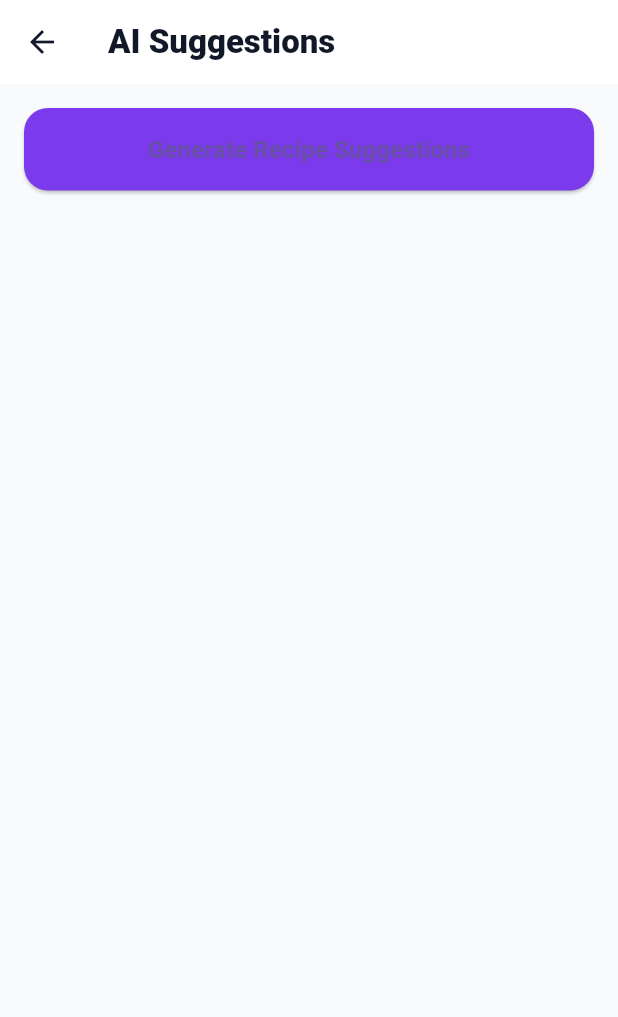
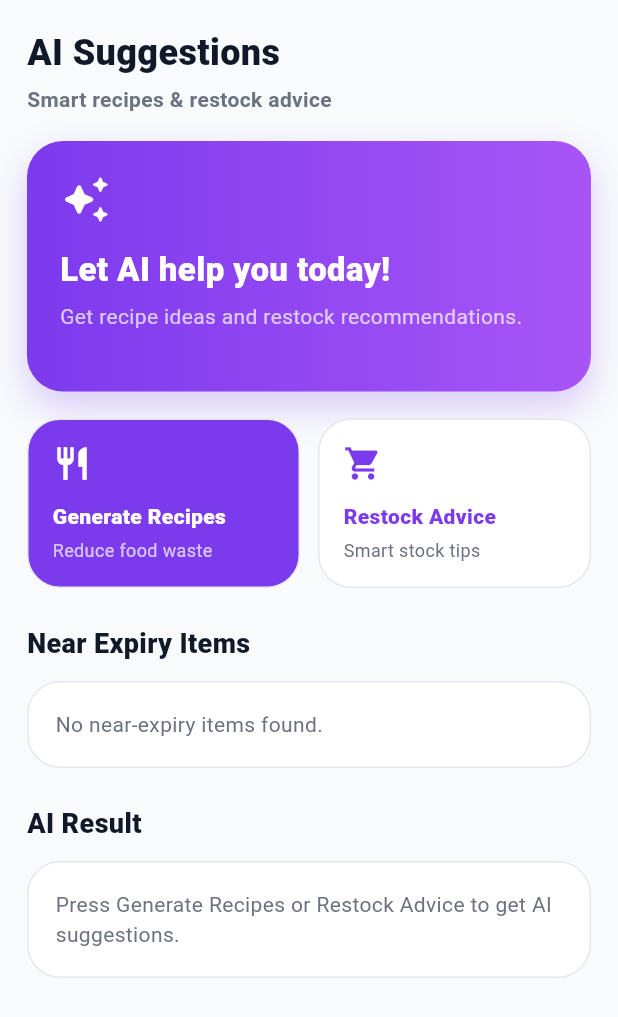
Before and after one commit to maple099/velora, a Flutter app: the SuggestionsPage screen opened by its route, on a phone screen of 412 x 824 dp. Shown: the top 1017 px of the screen. Run offline on Flutter 3.47's test engine with Material 3 defaults, Android fonts, the light colour scheme and no system bars; our stand-ins replace cloud_firestore, firebase_core, google_generative_ai; accounts and stored records are empty; Roboto replaces fonts that are missing (Poppins).

Commit message:
Velora Part 10 - Gemini integrated + Suggestions UI + fix overflow

```diff
--- a/lib/screens/suggestions/suggestions_page.dart
+++ b/lib/screens/suggestions/suggestions_page.dart
@@ -1,8 +1,16 @@
 import 'package:flutter/material.dart';
 import 'package:cloud_firestore/cloud_firestore.dart';
 
+import '../../logic/gemini_service.dart';
 import '../../models/inventory_item.dart';
-import '../../logic/gemini_service.dart';
+
+// ✅ FIXED IMPORT PATH (widgets not widget)
+import '../../widgets/suggestions/action_card.dart';
+import '../../widgets/suggestions/empty_card.dart';
+import '../../widgets/suggestions/header_card.dart';
+import '../../widgets/suggestions/loading_card.dart';
+import '../../widgets/suggestions/near_expiry_card.dart';
+import '../../widgets/suggestions/result_cards.dart';
 
 class SuggestionsPage extends StatefulWidget {
   const SuggestionsPage({super.key});
@@ -17,8 +25,8 @@ class _SuggestionsPageState extends State<SuggestionsPage> {
   bool _isLoading = false;
   String _resultText = '';
 
-  /// 🔥 CALL GEMINI
-  Future<void> _generateSuggestions(List<InventoryItem> items) async {
+  /// 🔥 GENERATE RECIPES
+  Future<void> _generateRecipes(List<InventoryItem> items) async {
     setState(() {
       _isLoading = true;
       _resultText = '';
@@ -32,7 +40,22 @@ class _SuggestionsPageState extends State<SuggestionsPage> {
     });
   }
 
-  /// 🔥 FIXED CONVERT FUNCTION (NO ERROR)
+  /// 🔥 GENERATE RESTOCK
+  Future<void> _generateRestock(List<InventoryItem> items) async {
+    setState(() {
+      _isLoading = true;
+      _resultText = '';
+    });
+
+    final result = await _gemini.generateRestockRecommendations(items);
+
+    setState(() {
+      _resultText = result;
+      _isLoading = false;
+    });
+  }
+
+  /// 🔥 CONVERT FIRESTORE → MODEL
   List<InventoryItem> _convertDocs(List<QueryDocumentSnapshot> docs) {
     return docs.map((doc) {
       final data = doc.data() as Map<String, dynamic>;
@@ -42,9 +65,9 @@ class _SuggestionsPageState extends State<SuggestionsPage> {
         name: data['name'] ?? '',
         category: data['category'] ?? '',
         quantity: data['quantity'] ?? 0,
-        expiryDate: (data['expiryDate'] as Timestamp).toDate(),
-
-        // ✅ FIX HERE
+        expiryDate: data['expiryDate'] is Timestamp
+            ? (data['expiryDate'] as Timestamp).toDate()
+            : DateTime.now(),
         imageUrl: data['imageUrl'] ?? '',
         createdAt: data['createdAt'] is Timestamp
             ? (data['createdAt'] as Timestamp).toDate()
@@ -53,97 +76,198 @@ class _SuggestionsPageState extends State<SuggestionsPage> {
     }).toList();
   }
 
+  /// 🔥 NEAR EXPIRY FILTER
+  List<InventoryItem> _nearExpiryItems(List<InventoryItem> items) {
+    final now = DateTime.now();
+
+    final filtered = items.where((item) {
+      final daysLeft = item.expiryDate.difference(now).inDays;
+      return daysLeft <= 7;
+    }).toList();
+
+    filtered.sort((a, b) => a.expiryDate.compareTo(b.expiryDate));
+    return filtered.take(4).toList();
+  }
+
+  /// 🔥 PARSE GEMINI TEXT → CARDS
+  List<Map<String, String>> _parseRecipes(String text) {
+    final recipes = <Map<String, String>>[];
+    final parts = text.split('###');
+
+    for (final part in parts) {
+      final clean = part.trim();
+      if (clean.isEmpty) continue;
+
+      final lines = clean.split('\n');
+
+      recipes.add({
+        'title': lines.first.trim(),
+        'content': lines.skip(1).join('\n').trim(),
+      });
+    }
+
+    if (recipes.isEmpty && text.trim().isNotEmpty) {
+      recipes.add({'title': 'AI Suggestion', 'content': text});
+    }
+
+    return recipes;
+  }
+
+  /// 🔥 DAYS LEFT TEXT
+  String _daysLeftText(DateTime expiryDate) {
+    final days = expiryDate.difference(DateTime.now()).inDays;
+
+    if (days < 0) return 'Expired';
+    if (days == 0) return 'Expires today';
+    if (days == 1) return 'Expires tomorrow';
+    return 'Expires in $days days';
+  }
+
   @override
   Widget build(BuildContext context) {
     return Scaffold(
       backgroundColor: const Color(0xFFF8FAFC),
 
-      /// APPBAR
-      appBar: AppBar(
-        backgroundColor: Colors.white,
-        elevation: 0,
-        title: const Text(
-          'AI Suggestions',
-          style: TextStyle(
-            color: Color(0xFF111827),
-            fontWeight: FontWeight.w800,
-          ),
-        ),
-        iconTheme: const IconThemeData(color: Color(0xFF111827)),
-      ),
-
-      /// BODY
-      body: StreamBuilder<QuerySnapshot>(
-        stream: FirebaseFirestore.instance.collection('inventory').snapshots(),
+      body: SafeArea(
+        child: StreamBuilder<QuerySnapshot>(
+          stream: FirebaseFirestore.instance
+              .collection('inventory')
+              .snapshots(),
           builder: (context, snapshot) {
             if (!snapshot.hasData) {
               return const Center(child: CircularProgressIndicator());
             }
 
             final items = _convertDocs(snapshot.data!.docs);
+            final nearExpiry = _nearExpiryItems(items);
 
-          return Padding(
-            padding: const EdgeInsets.all(16),
+            return SingleChildScrollView(
+              padding: const EdgeInsets.fromLTRB(18, 18, 18, 110),
               child: Column(
+                crossAxisAlignment: CrossAxisAlignment.start,
                 children: [
-                /// 🔥 GENERATE BUTTON
-                SizedBox(
-                  width: double.infinity,
-                  height: 55,
-                  child: ElevatedButton(
-                    onPressed: () => _generateSuggestions(items),
-                    style: ElevatedButton.styleFrom(
-                      backgroundColor: const Color(0xFF7C3AED),
-                      shape: RoundedRectangleBorder(
-                        borderRadius: BorderRadius.circular(16),
-                      ),
-                    ),
-                    child: const Text(
-                      'Generate Recipe Suggestions',
+                  /// TITLE
+                  const Text(
+                    'AI Suggestions',
                     style: TextStyle(
-                        fontWeight: FontWeight.bold,
-                        fontSize: 16,
-                      ),
-                    ),
+                      fontSize: 24,
+                      fontWeight: FontWeight.w900,
+                      color: Color(0xFF111827),
                     ),
                   ),
 
-                const SizedBox(height: 20),
+                  const SizedBox(height: 4),
 
-                /// 🔄 LOADING
-                if (_isLoading)
-                  const Padding(
-                    padding: EdgeInsets.all(20),
-                    child: CircularProgressIndicator(),
+                  const Text(
+                    'Smart recipes & restock advice',
+                    style: TextStyle(
+                      fontSize: 14,
+                      color: Color(0xFF6B7280),
+                      fontWeight: FontWeight.w600,
+                    ),
                   ),
 
-                /// 📦 RESULT CARD
-                if (!_isLoading && _resultText.isNotEmpty)
+                  const SizedBox(height: 18),
+
+                  /// HEADER CARD
+                  HeaderCard(
+                    totalItems: items.length,
+                    nearExpiry: nearExpiry.length,
+                  ),
+
+                  const SizedBox(height: 18),
+
+                  /// ACTION BUTTONS
+                  Row(
+                    children: [
                       Expanded(
-                    child: SingleChildScrollView(
-                      child: Container(
-                        padding: const EdgeInsets.all(16),
-                        decoration: BoxDecoration(
-                          color: Colors.white,
-                          borderRadius: BorderRadius.circular(20),
-                          border: Border.all(color: const Color(0xFFE5E7EB)),
+                        child: ActionCard(
+                          title: 'Generate Recipes',
+                          subtitle: 'Reduce food waste',
+                          icon: Icons.restaurant,
+                          isPrimary: true,
+                          onTap: () => _generateRecipes(items),
                         ),
-                        child: Text(
-                          _resultText,
-                          style: const TextStyle(
-                            fontSize: 14,
-                            height: 1.5,
+                      ),
+                      const SizedBox(width: 12),
+                      Expanded(
+                        child: ActionCard(
+                          title: 'Restock Advice',
+                          subtitle: 'Smart stock tips',
+                          icon: Icons.shopping_cart,
+                          isPrimary: false,
+                          onTap: () => _generateRestock(items),
+                        ),
+                      ),
+                    ],
+                  ),
+
+                  const SizedBox(height: 24),
+
+                  /// NEAR EXPIRY TITLE
+                  const Text(
+                    'Near Expiry Items',
+                    style: TextStyle(
+                      fontSize: 18,
+                      fontWeight: FontWeight.w900,
                       color: Color(0xFF111827),
                     ),
                   ),
+
+                  const SizedBox(height: 12),
+
+                  /// NEAR EXPIRY LIST
+                  if (nearExpiry.isEmpty)
+                    const EmptyCard(text: 'No near-expiry items found.')
+                  else
+                    SizedBox(
+                      height: 170, // temporary (we will still improve card)
+                      child: ListView.separated(
+                        scrollDirection: Axis.horizontal,
+                        itemCount: nearExpiry.length,
+                        separatorBuilder: (context, index) =>
+                            const SizedBox(width: 12),
+                        itemBuilder: (context, index) {
+                          final item = nearExpiry[index];
+
+                          return NearExpiryCard(
+                            item: item,
+                            daysLeft: _daysLeftText(item.expiryDate),
+                          );
+                        },
                       ),
                     ),
+
+                  const SizedBox(height: 24),
+
+                  /// RESULT TITLE
+                  const Text(
+                    'AI Result',
+                    style: TextStyle(
+                      fontSize: 18,
+                      fontWeight: FontWeight.w900,
+                      color: Color(0xFF111827),
                     ),
+                  ),
+
+                  const SizedBox(height: 12),
+
+                  /// RESULT STATE
+                  if (_isLoading)
+                    const LoadingCard()
+                  else if (_resultText.isEmpty)
+                    const EmptyCard(
+                      text:
+                          'Press Generate Recipes or Restock Advice to get AI suggestions.',
+                    )
+                  else
+                    ResultCards(recipes: _parseRecipes(_resultText)),
                 ],
               ),
             );
           },
         ),
+      ),
     );
   }
 }
--- /dev/null
+++ b/lib/widgets/suggestions/action_card.dart
@@ -0,0 +1,60 @@
+import 'package:flutter/material.dart';
+
+class ActionCard extends StatelessWidget {
+  final String title;
+  final String subtitle;
+  final IconData icon;
+  final bool isPrimary;
+  final VoidCallback onTap;
+
+  const ActionCard({
+    super.key,
+    required this.title,
+    required this.subtitle,
+    required this.icon,
+    required this.isPrimary,
+    required this.onTap,
+  });
+
+  @override
+  Widget build(BuildContext context) {
+    final bgColor = isPrimary ? const Color(0xFF7C3AED) : Colors.white;
+    final textColor = isPrimary ? Colors.white : const Color(0xFF7C3AED);
+
+    return InkWell(
+      borderRadius: BorderRadius.circular(22),
+      onTap: onTap,
+      child: Container(
+        padding: const EdgeInsets.all(16),
+        decoration: BoxDecoration(
+          color: bgColor,
+          borderRadius: BorderRadius.circular(22),
+          border: Border.all(color: const Color(0xFFE5E7EB)),
+        ),
+        child: Column(
+          crossAxisAlignment: CrossAxisAlignment.start,
+          children: [
+            Icon(icon, color: textColor, size: 26),
+            const SizedBox(height: 12),
+            Text(
+              title,
+              style: TextStyle(
+                color: textColor,
+                fontWeight: FontWeight.w900,
+                fontSize: 14,
+              ),
+            ),
+            const SizedBox(height: 4),
+            Text(
+              subtitle,
+              style: TextStyle(
+                color: isPrimary ? Colors.white70 : const Color(0xFF6B7280),
+                fontSize: 12,
+              ),
+            ),
+          ],
+        ),
+      ),
+    );
+  }
+}
--- /dev/null
+++ b/lib/widgets/suggestions/empty_card.dart
@@ -0,0 +1,28 @@
+import 'package:flutter/material.dart';
+
+class EmptyCard extends StatelessWidget {
+  final String text;
+
+  const EmptyCard({super.key, required this.text});
+
+  @override
+  Widget build(BuildContext context) {
+    return Container(
+      width: double.infinity,
+      padding: const EdgeInsets.all(18),
+      decoration: BoxDecoration(
+        color: Colors.white,
+        borderRadius: BorderRadius.circular(22),
+        border: Border.all(color: const Color(0xFFE5E7EB)),
+      ),
+      child: Text(
+        text,
+        style: const TextStyle(
+          color: Color(0xFF6B7280),
+          fontSize: 14,
+          height: 1.4,
+        ),
+      ),
+    );
+  }
+}
--- /dev/null
+++ b/lib/widgets/suggestions/header_card.dart
@@ -0,0 +1,54 @@
+import 'package:flutter/material.dart';
+
+class HeaderCard extends StatelessWidget {
+  final int totalItems;
+  final int nearExpiry;
+
+  const HeaderCard({
+    super.key,
+    required this.totalItems,
+    required this.nearExpiry,
+  });
+
+  @override
+  Widget build(BuildContext context) {
+    return Container(
+      width: double.infinity,
+      padding: const EdgeInsets.all(22),
+      decoration: BoxDecoration(
+        gradient: const LinearGradient(
+          colors: [Color(0xFF7C3AED), Color(0xFFA855F7)],
+        ),
+        borderRadius: BorderRadius.circular(24),
+        boxShadow: [
+          BoxShadow(
+            color: const Color(0xFF7C3AED).withOpacity(0.25),
+            blurRadius: 20,
+            offset: const Offset(0, 10),
+          ),
+        ],
+      ),
+      child: const Column(
+        crossAxisAlignment: CrossAxisAlignment.start,
+        children: [
+          Icon(Icons.auto_awesome_rounded, color: Colors.white, size: 34),
+          SizedBox(height: 14),
+          Text(
+            'Let AI help you today!',
+            style: TextStyle(
+              color: Colors.white,
+              fontSize: 22,
+              fontWeight: FontWeight.w900,
+            ),
+          ),
+          SizedBox(height: 6),
+          Text(
+            'Get recipe ideas and restock recommendations.',
+            style: TextStyle(color: Colors.white70, fontSize: 14, height: 1.4),
+          ),
+          SizedBox(height: 18),
+        ],
+      ),
+    );
+  }
+}
```
Also changed, not shown: lib/widgets/suggestions/loading_card.dart (added, +31 -0 lines), lib/widgets/suggestions/near_expiry_card.dart (added, +74 -0 lines), lib/widgets/suggestions/result_cards.dart (added, +47 -0 lines). Lines whose indentation alone changed are shown as unchanged.
